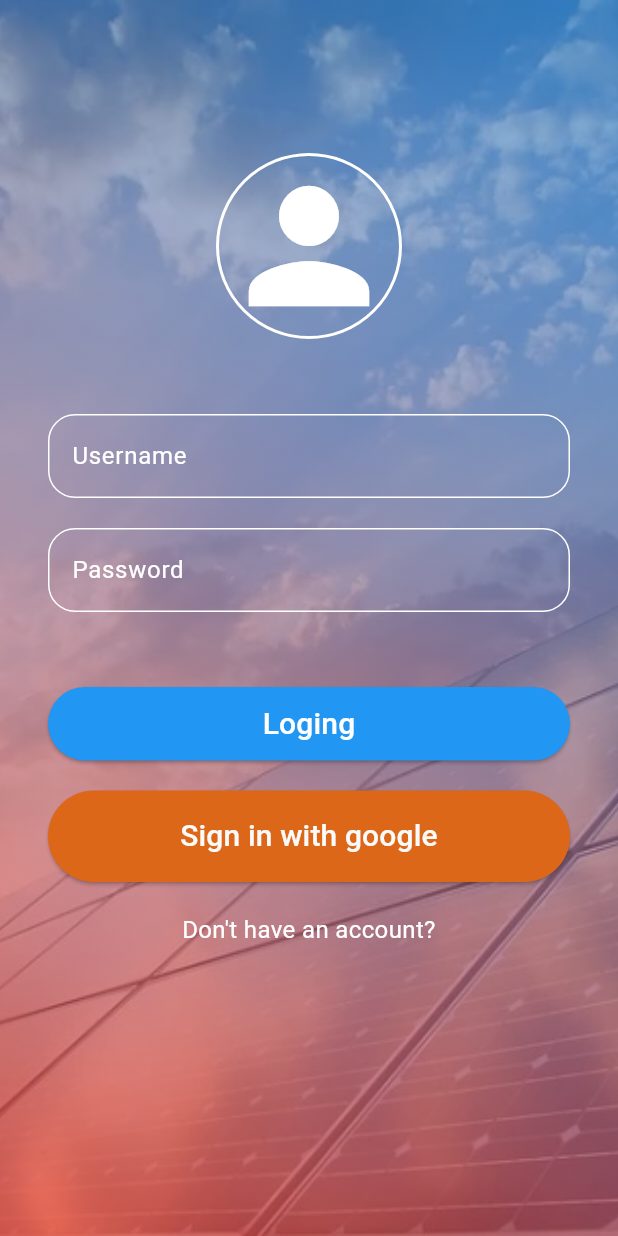
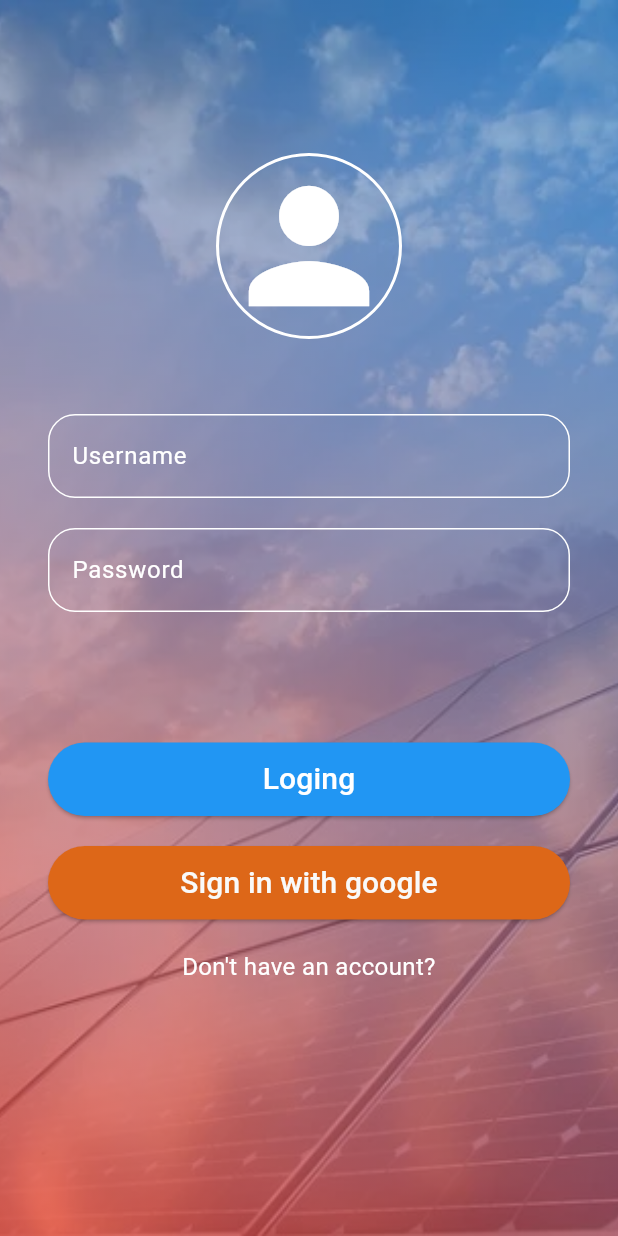
Before and after one commit to doudoumed/Weather, a Flutter app: the screen it shows after launch, in the side drawer, after a tap on "Loging", on a phone screen of 412 x 824 dp. Run offline on Flutter 3.47's test engine with Material 3 defaults, Android fonts, the phone set to English and light mode, and no system bars; our stand-ins replace cloud_firestore, firebase_auth, firebase_core, firebase_database, flutter_svg; missing offline and left inert: draw_graph; accounts and stored records are empty; network calls fail.

Commit message:
Modifiy the Login page

```diff
--- a/lib/pages/Loging.dart
+++ b/lib/pages/Loging.dart
@@ -1,5 +1,6 @@
 import 'package:firebase_auth/firebase_auth.dart';
 import 'package:flutter/material.dart';
+import 'package:weather_monitoring/wedget/inputField.dart';
 import 'package:weather_monitoring/wedget/logbutton.dart';
 
 class LoginPage extends StatefulWidget {
@@ -10,37 +11,21 @@ class LoginPage extends StatefulWidget {
 class _LoginPageState extends State<LoginPage> {
   TextEditingController usernameController = TextEditingController();
   TextEditingController passwordController = TextEditingController();
+  String passwordError = "";
   Future Loging() async {
     try {
       await FirebaseAuth.instance.signInWithEmailAndPassword(
           email: usernameController.text, password: passwordController.text);
       Navigator.of(context).pushNamed("home");
     } on FirebaseAuthException catch (e) {
-      if (e.code == 'user-not-found') {
-        print('No user found for that email.');
-      } else if (e.code == 'wrong-password') {
-        print('Wrong password provided for that user.');
-      }
+      setState(() {
+        passwordError = "Wrong password/Email";
+        usernameController = TextEditingController();
+        passwordController = TextEditingController();
+      });
+      print(e.code);
     }
   }
-  // Future signInWithGoogle() async {
-  //   // Trigger the authentication flow
-  //   final GoogleSignInAccount? googleUser = await GoogleSignIn().signIn();
-
-  //   // Obtain the auth details from the request
-  //   final GoogleSignInAuthentication? googleAuth =
-  //       await googleUser?.authentication;
-
-  //   // Create a new credential
-  //   final credential = GoogleAuthProvider.credential(
-  //     accessToken: googleAuth?.accessToken,
-  //     idToken: googleAuth?.idToken,
-  //   );
-
-  //   // Once signed in, return the UserCredential
-  //   await FirebaseAuth.instance.signInWithCredential(credential);
-  //   Navigator.of(context).pushNamedAndRemoveUntil("homepage", (route) => false);
-  // }
 
   @override
   Widget build(BuildContext context) {
@@ -80,9 +65,21 @@ class _LoginPageState extends State<LoginPage> {
               const SizedBox(height: 70),
               _icon(),
               const SizedBox(height: 50),
-              _inputField("Username", usernameController),
+              InputField(
+                controller: usernameController,
+                hintText: "Username",
+              ),
               const SizedBox(height: 20),
-              _inputField("Password", passwordController, isPassword: true),
+              InputField(
+                  hintText: "Password",
+                  controller: passwordController,
+                  isPassword: true),
+              Padding(
+                padding: const EdgeInsets.all(8.0),
+                child: Text(passwordError,
+                    style: const TextStyle(
+                        color: Colors.red, fontWeight: FontWeight.bold)),
+              ),
               const SizedBox(height: 50),
               LogButton(
                 label: "Loging",
@@ -108,28 +105,15 @@ class _LoginPageState extends State<LoginPage> {
     );
   }
 
-  Widget _inputField(String hintText, TextEditingController controller,
-      {isPassword = false}) {
-    var border = OutlineInputBorder(
-        borderRadius: BorderRadius.circular(18),
-        borderSide: const BorderSide(color: Colors.white));
-
-    return TextField(
-      style: const TextStyle(color: Colors.white),
-      controller: controller,
-      decoration: InputDecoration(
-        hintText: hintText,
-        hintStyle: const TextStyle(color: Colors.white),
-        enabledBorder: border,
-        focusedBorder: border,
-      ),
-      obscureText: isPassword,
-    );
-  }
-
   Widget _googleSign() {
     return ElevatedButton(
       onPressed: () {},
+      style: ElevatedButton.styleFrom(
+        shape: const StadiumBorder(),
+        primary: Color.fromARGB(255, 221, 103, 24),
+        onPrimary: const Color.fromARGB(255, 249, 250, 250),
+        padding: const EdgeInsets.symmetric(vertical: 10),
+      ),
       child: const SizedBox(
           width: double.infinity,
           child: Text(
@@ -137,12 +121,6 @@ class _LoginPageState extends State<LoginPage> {
             textAlign: TextAlign.center,
             style: TextStyle(fontSize: 20),
           )),
-      style: ElevatedButton.styleFrom(
-        shape: const StadiumBorder(),
-        primary: Color.fromARGB(255, 221, 103, 24),
-        onPrimary: const Color.fromARGB(255, 249, 250, 250),
-        padding: const EdgeInsets.symmetric(vertical: 16),
-      ),
     );
   }
 
--- /dev/null
+++ b/lib/wedget/inputField.dart
@@ -0,0 +1,32 @@
+import 'package:flutter/material.dart';
+import 'package:flutter/widgets.dart';
+
+class InputField extends StatelessWidget {
+  String hintText;
+  TextEditingController controller;
+  bool isPassword;
+
+  InputField(
+      {super.key,
+      required this.controller,
+      required this.hintText,
+      this.isPassword = false});
+  var border = OutlineInputBorder(
+      borderRadius: BorderRadius.circular(18),
+      borderSide: const BorderSide(color: Colors.white));
+
+  @override
+  Widget build(BuildContext context) {
+    return TextField(
+      style: const TextStyle(color: Colors.white),
+      controller: controller,
+      decoration: InputDecoration(
+        hintText: hintText,
+        hintStyle: const TextStyle(color: Colors.white),
+        enabledBorder: border,
+        focusedBorder: border,
+      ),
+      obscureText: isPassword,
+    );
+  }
+}
--- a/pubspec.yaml
+++ b/pubspec.yaml
@@ -44,6 +44,8 @@ dependencies:
   firebase_auth: ^4.16.0
   draw_graph: ^1.0.0
   cloud_firestore: ^4.14.0
+  google_sign_in: ^6.1.6
+  firebase_messaging: ^14.7.10
 
 
 
```
Also changed, not shown: lib/model/user.dart (+0 -14 lines), lib/pages/addSensor.dart (added), pubspec.lock, 1 other file.
